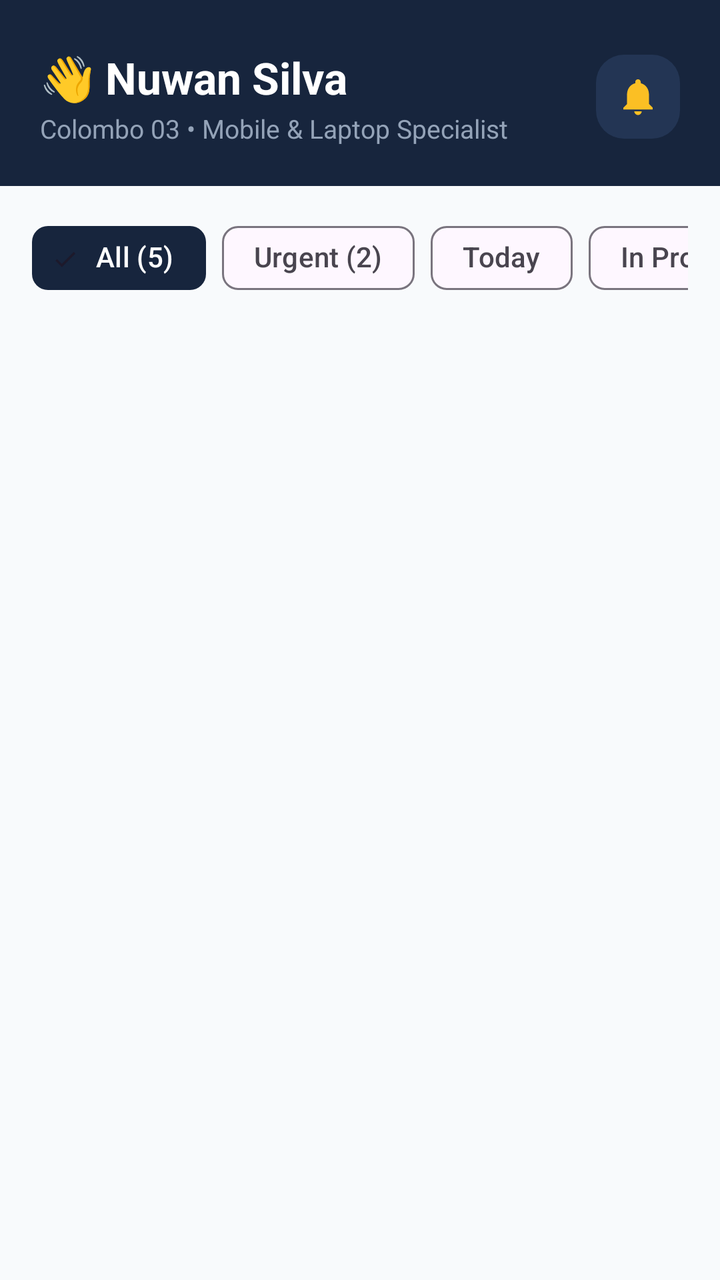
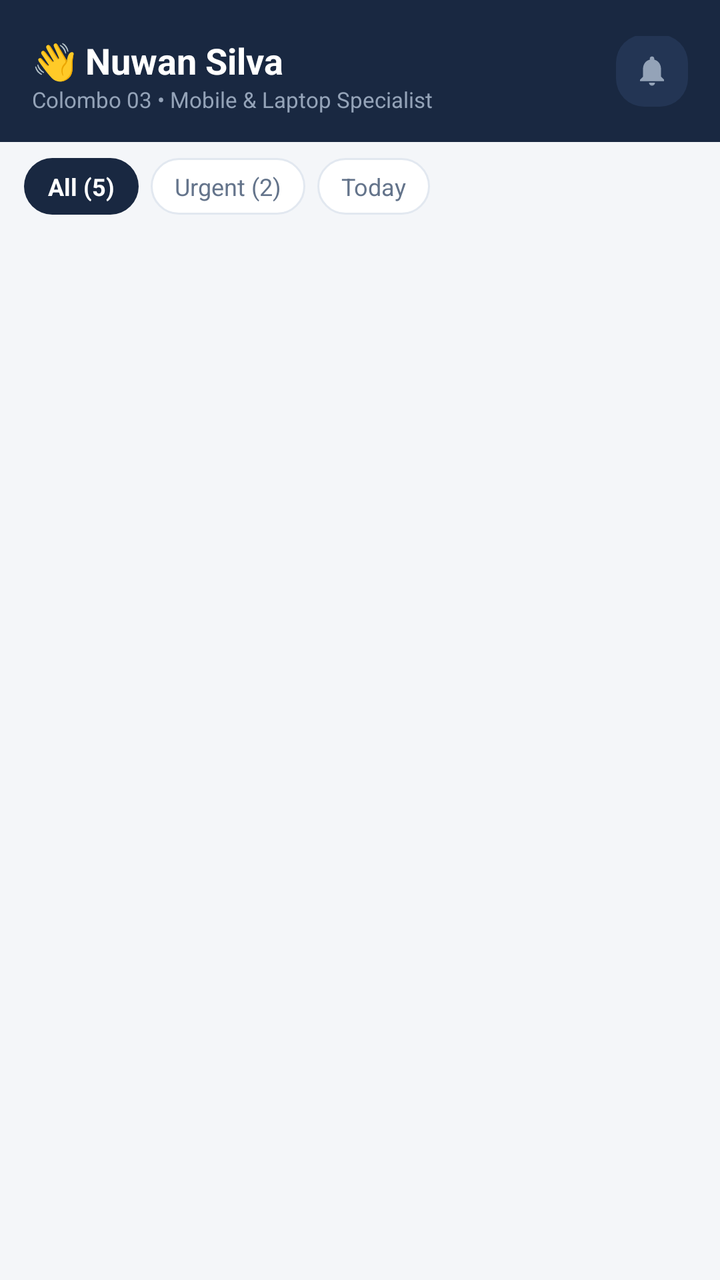

Compare the two renders of this Android layout. The source of the first and the diff that turns it into the second are given below.
<!-- AndroidManifest.xml: application theme Theme.TechFix -->
<!-- res/layout/fragment_tech_repairs.xml -->
<?xml version="1.0" encoding="utf-8"?>
<LinearLayout 
    xmlns:android="http://schemas.android.com/apk/res/android"
    xmlns:app="http://schemas.android.com/apk/res-auto"
    xmlns:tools="http://schemas.android.com/tools"
    android:layout_width="match_parent"
    android:layout_height="match_parent"
    android:orientation="vertical"
    android:background="#F8FAFC">

    
    <LinearLayout
        android:layout_width="match_parent"
        android:layout_height="wrap_content"
        android:orientation="vertical"
        android:background="#17253D"
        android:paddingHorizontal="20dp"
        android:paddingTop="24dp"
        android:paddingBottom="20dp">

        <RelativeLayout
            android:layout_width="match_parent"
            android:layout_height="wrap_content">

            <LinearLayout
                android:layout_width="wrap_content"
                android:layout_height="wrap_content"
                android:layout_alignParentStart="true"
                android:layout_toStartOf="@id/layoutBellIcon"
                android:orientation="vertical">

                <TextView
                    android:id="@+id/tvHeaderName"
                    android:layout_width="wrap_content"
                    android:layout_height="wrap_content"
                    android:text="👋 Nuwan Silva"
                    android:textSize="22sp"
                    android:textStyle="bold"
                    android:textColor="#FFFFFF" />

                <TextView
                    android:id="@+id/tvHeaderSubtitle"
                    android:layout_width="wrap_content"
                    android:layout_height="wrap_content"
                    android:layout_marginTop="2dp"
                    android:text="Colombo 03 • Mobile &amp; Laptop Specialist"
                    android:textSize="13sp"
                    android:textColor="#94A3B8" />
            </LinearLayout>

            <FrameLayout
                android:id="@+id/layoutBellIcon"
                android:layout_width="42dp"
                android:layout_height="42dp"
                android:layout_alignParentEnd="true"
                android:layout_centerVertical="true"
                android:background="@drawable/bg_white_pill"
                android:backgroundTint="#233554">

                <ImageView
                    android:layout_width="22dp"
                    android:layout_height="22dp"
                    android:layout_gravity="center"
                    android:src="@drawable/ic_bell" />
            </FrameLayout>
        </RelativeLayout>

    </LinearLayout>

    
    <HorizontalScrollView
        android:layout_width="match_parent"
        android:layout_height="wrap_content"
        android:paddingHorizontal="16dp"
        android:paddingVertical="12dp"
        android:scrollbars="none">

        <com.google.android.material.chip.ChipGroup
            android:id="@+id/chipGroupFilters"
            android:layout_width="wrap_content"
            android:layout_height="wrap_content"
            app:singleSelection="true">

            <com.google.android.material.chip.Chip
                android:id="@+id/chipAll"
                style="@style/Widget.Material3.Chip.Filter"
                android:layout_width="wrap_content"
                android:layout_height="wrap_content"
                android:checked="true"
                android:text="All (5)"
                app:chipBackgroundColor="#17253D"
                android:textColor="#FFFFFF" />

            <com.google.android.material.chip.Chip
                android:id="@+id/chipUrgent"
                style="@style/Widget.Material3.Chip.Filter"
                android:layout_width="wrap_content"
                android:layout_height="wrap_content"
                android:text="Urgent (2)" />

            <com.google.android.material.chip.Chip
                android:id="@+id/chipToday"
                style="@style/Widget.Material3.Chip.Filter"
                android:layout_width="wrap_content"
                android:layout_height="wrap_content"
                android:text="Today" />

            <com.google.android.material.chip.Chip
                android:id="@+id/chipInProgress"
                style="@style/Widget.Material3.Chip.Filter"
                android:layout_width="wrap_content"
                android:layout_height="wrap_content"
                android:text="In Progress" />
        </com.google.android.material.chip.ChipGroup>
    </HorizontalScrollView>

    <androidx.recyclerview.widget.RecyclerView
        android:id="@+id/rvAssignedRepairs"
        android:layout_width="match_parent"
        android:layout_height="0dp"
        android:layout_weight="1"
        android:clipToPadding="false"
        android:paddingBottom="16dp"
        tools:listitem="@layout/item_repair_card"
        tools:itemCount="3" />

    
    <LinearLayout
        android:id="@+id/layoutEmptyState"
        android:layout_width="match_parent"
        android:layout_height="match_parent"
        android:orientation="vertical"
        android:gravity="center"
        android:padding="32dp"
        android:visibility="gone">

        <ImageView
            android:layout_width="80dp"
            android:layout_height="80dp"
            android:src="@android:drawable/ic_menu_search"
            app:tint="#CBD5E1" />

        <TextView
            android:layout_width="wrap_content"
            android:layout_height="wrap_content"
            android:layout_marginTop="16dp"
            android:text="No Repairs Found"
            android:textSize="18sp"
            android:textStyle="bold"
            android:textColor="#475569" />
    </LinearLayout>

</LinearLayout>
<!-- res/layout/item_repair_card.xml (included above) -->
<?xml version="1.0" encoding="utf-8"?>
<com.google.android.material.card.MaterialCardView 
    xmlns:android="http://schemas.android.com/apk/res/android"
    xmlns:app="http://schemas.android.com/apk/res-auto"
    android:layout_width="match_parent"
    android:layout_height="wrap_content"
    android:layout_marginHorizontal="16dp"
    android:layout_marginVertical="8dp"
    app:cardCornerRadius="20dp"
    app:cardElevation="2dp"
    app:strokeColor="#E2E8F0"
    app:strokeWidth="1.2dp"
    app:cardBackgroundColor="#FFFFFF">

    <LinearLayout
        android:layout_width="match_parent"
        android:layout_height="wrap_content"
        android:orientation="vertical"
        android:padding="20dp">

        
        <RelativeLayout
            android:layout_width="match_parent"
            android:layout_height="wrap_content">

            <TextView
                android:id="@+id/tvDeviceAndService"
                android:layout_width="wrap_content"
                android:layout_height="wrap_content"
                android:layout_toStartOf="@id/tvStatusBadge"
                android:layout_alignParentStart="true"
                android:layout_marginEnd="8dp"
                android:text="iPhone 13 • Screen Replacement"
                android:textSize="16sp"
                android:textStyle="bold"
                android:textColor="#0F172A" />

            <TextView
                android:id="@+id/tvStatusBadge"
                android:layout_width="wrap_content"
                android:layout_height="wrap_content"
                android:layout_alignParentEnd="true"
                android:text="URGENT"
                android:textSize="11sp"
                android:textStyle="bold"
                android:textColor="#DC2626"
                android:background="@drawable/bg_pill_badge"
                android:backgroundTint="#FEE2E2"
                android:paddingHorizontal="12dp"
                android:paddingVertical="5dp" />
        </RelativeLayout>

        
        <TextView
            android:id="@+id/tvCustomerAndCode"
            android:layout_width="wrap_content"
            android:layout_height="wrap_content"
            android:layout_marginTop="6dp"
            android:text="Kasun Perera • #TF-2026-00125"
            android:textSize="13sp"
            android:textColor="#94A3B8" />

        <View
            android:layout_width="match_parent"
            android:layout_height="1dp"
            android:layout_marginTop="14dp"
            android:layout_marginBottom="12dp"
            android:background="#F1F5F9" />

        
        <LinearLayout
            android:layout_width="match_parent"
            android:layout_height="wrap_content"
            android:orientation="horizontal"
            android:gravity="center">

            <ImageView
                android:layout_width="14dp"
                android:layout_height="14dp"
                android:src="@drawable/ic_pin"
                android:layout_marginEnd="6dp" />

            <TextView
                android:id="@+id/tvDropOffAndTime"
                android:layout_width="wrap_content"
                android:layout_height="wrap_content"
                android:text="Drop-off 9:00 AM • Est. 1.5 hrs"
                android:textSize="13sp"
                android:textColor="#64748B" />
        </LinearLayout>

    </LinearLayout>

</com.google.android.material.card.MaterialCardView>
<!-- resources referenced by this layout -->
<resources>
  <!-- drawable bg_pill_badge (drawable) -->
  <?xml version="1.0" encoding="utf-8"?>
  <shape xmlns:android="http://schemas.android.com/apk/res/android"
      android:shape="rectangle">
      <solid android:color="#FEE2E2" />
      <corners android:radius="12dp" />
  </shape>
  <!-- drawable bg_white_pill (drawable) -->
  <?xml version="1.0" encoding="utf-8"?>
  <shape xmlns:android="http://schemas.android.com/apk/res/android"
      android:shape="rectangle">
      <solid android:color="#FFFFFF" />
      <corners android:radius="14dp" />
  </shape>
  <!-- drawable ic_bell (drawable) -->
  <vector xmlns:android="http://schemas.android.com/apk/res/android"
      android:width="20dp"
      android:height="20dp"
      android:viewportWidth="24"
      android:viewportHeight="24">
    <path
        android:fillColor="#FBBF24"
        android:pathData="M12,22c1.1,0 2,-0.9 2,-2h-4c0,1.1 0.89,2 2,2zM18,16v-5c0,-3.07 -1.64,-5.64 -4.5,-6.32V4c0,-0.83 -0.67,-1.5 -1.5,-1.5s-1.5,0.67 -1.5,1.5v0.68C7.63,5.36 6,7.92 6,11v5l-2,2v1h16v-1l-2,-2z"/>
  </vector>
  <!-- drawable ic_pin (drawable) -->
  <vector xmlns:android="http://schemas.android.com/apk/res/android"
      android:width="16dp"
      android:height="16dp"
      android:viewportWidth="24"
      android:viewportHeight="24">
    <path
        android:fillColor="#EF4444"
        android:pathData="M12,2C8.13,2 5,5.13 5,9c0,5.25 7,13 7,13s7,-7.75 7,-13c0,-3.87 -3.13,-7 -7,-7zM12,11.5c-1.38,0 -2.5,-1.12 -2.5,-2.5s1.12,-2.5 2.5,-2.5 2.5,1.12 2.5,2.5 -1.12,2.5 -2.5,2.5z"/>
  </vector>
  <style name="Theme.TechFix" parent="Base.Theme.TechFix" />
  <style name="Base.Theme.TechFix" parent="Theme.Material3.DayNight.NoActionBar">
          
          
      </style>
</resources>

<!-- the commit's change to res/layout/fragment_tech_repairs.xml (unified diff, before → after) -->
@@ -6,121 +6,113 @@
     android:layout_width="match_parent"
     android:layout_height="match_parent"
     android:orientation="vertical"
-    android:background="#F8FAFC">
+    android:background="@color/bg_app">
+
+    
+    <RelativeLayout
+        android:layout_width="match_parent"
+        android:layout_height="wrap_content"
+        android:background="@color/navy_header"
+        android:paddingHorizontal="16dp"
+        android:paddingTop="18dp"
+        android:paddingBottom="14dp">
+
+        <LinearLayout
+            android:layout_width="wrap_content"
+            android:layout_height="wrap_content"
+            android:layout_alignParentStart="true"
+            android:layout_toStartOf="@id/layoutBellIcon"
+            android:orientation="vertical">
+
+            <TextView
+                android:id="@+id/tvHeaderName"
+                android:layout_width="wrap_content"
+                android:layout_height="wrap_content"
+                android:text="👋 Nuwan Silva"
+                android:textSize="18sp"
+                android:textStyle="bold"
+                android:textColor="@color/white" />
+
+            <TextView
+                android:id="@+id/tvHeaderSubtitle"
+                android:layout_width="wrap_content"
+                android:layout_height="wrap_content"
+                android:text="Colombo 03 • Mobile &amp; Laptop Specialist"
+                android:textSize="11sp"
+                android:textColor="@color/navy_header_sub" />
+        </LinearLayout>
+
+        <FrameLayout
+            android:id="@+id/layoutBellIcon"
+            android:layout_width="36dp"
+            android:layout_height="36dp"
+            android:layout_alignParentEnd="true"
+            android:layout_centerVertical="true"
+            android:background="@drawable/bg_white_pill"
+            android:backgroundTint="#233554">
+
+            <ImageView
+                android:layout_width="18dp"
+                android:layout_height="18dp"
+                android:layout_gravity="center"
+                android:src="@drawable/ic_bell"
+                app:tint="@color/navy_header_sub" />
+        </FrameLayout>
+    </RelativeLayout>
 
     
     <LinearLayout
         android:layout_width="match_parent"
         android:layout_height="wrap_content"
-        android:orientation="vertical"
-        android:background="#17253D"
-        android:paddingHorizontal="20dp"
-        android:paddingTop="24dp"
-        android:paddingBottom="20dp">
-
-        <RelativeLayout
-            android:layout_width="match_parent"
-            android:layout_height="wrap_content">
-
-            <LinearLayout
-                android:layout_width="wrap_content"
-                android:layout_height="wrap_content"
-                android:layout_alignParentStart="true"
-                android:layout_toStartOf="@id/layoutBellIcon"
-                android:orientation="vertical">
-
-                <TextView
-                    android:id="@+id/tvHeaderName"
-                    android:layout_width="wrap_content"
-                    android:layout_height="wrap_content"
-                    android:text="👋 Nuwan Silva"
-                    android:textSize="22sp"
-                    android:textStyle="bold"
-                    android:textColor="#FFFFFF" />
-
-                <TextView
-                    android:id="@+id/tvHeaderSubtitle"
-                    android:layout_width="wrap_content"
-                    android:layout_height="wrap_content"
-                    android:layout_marginTop="2dp"
-                    android:text="Colombo 03 • Mobile &amp; Laptop Specialist"
-                    android:textSize="13sp"
-                    android:textColor="#94A3B8" />
-            </LinearLayout>
-
-            <FrameLayout
-                android:id="@+id/layoutBellIcon"
-                android:layout_width="42dp"
-                android:layout_height="42dp"
-                android:layout_alignParentEnd="true"
-                android:layout_centerVertical="true"
-                android:background="@drawable/bg_white_pill"
-                android:backgroundTint="#233554">
-
-                <ImageView
-                    android:layout_width="22dp"
-                    android:layout_height="22dp"
-                    android:layout_gravity="center"
-                    android:src="@drawable/ic_bell" />
-            </FrameLayout>
-        </RelativeLayout>
-
+        android:orientation="horizontal"
+        android:paddingHorizontal="12dp"
+        android:paddingTop="8dp"
+        android:paddingBottom="2dp">
+
+        <TextView
+            android:id="@+id/chipAll"
+            android:layout_width="wrap_content"
+            android:layout_height="wrap_content"
+            android:background="@drawable/bg_chip_active"
+            android:text="All (5)"
+            android:textColor="@color/white"
+            android:textSize="12sp"
+            android:textStyle="bold"
+            android:paddingHorizontal="12dp"
+            android:paddingVertical="6dp"
+            android:layout_marginEnd="6dp" />
+
+        <TextView
+            android:id="@+id/chipUrgent"
+            android:layout_width="wrap_content"
+            android:layout_height="wrap_content"
+            android:background="@drawable/bg_chip_inactive"
+            android:text="Urgent (2)"
+            android:textColor="@color/text_secondary"
+            android:textSize="12sp"
+            android:paddingHorizontal="12dp"
+            android:paddingVertical="6dp"
+            android:layout_marginEnd="6dp" />
+
+        <TextView
+            android:id="@+id/chipToday"
+            android:layout_width="wrap_content"
+            android:layout_height="wrap_content"
+            android:background="@drawable/bg_chip_inactive"
+            android:text="Today"
+            android:textColor="@color/text_secondary"
+            android:textSize="12sp"
+            android:paddingHorizontal="12dp"
+            android:paddingVertical="6dp" />
     </LinearLayout>
-
-    
-    <HorizontalScrollView
-        android:layout_width="match_parent"
-        android:layout_height="wrap_content"
-        android:paddingHorizontal="16dp"
-        android:paddingVertical="12dp"
-        android:scrollbars="none">
-
-        <com.google.android.material.chip.ChipGroup
-            android:id="@+id/chipGroupFilters"
-            android:layout_width="wrap_content"
-            android:layout_height="wrap_content"
-            app:singleSelection="true">
-
-            <com.google.android.material.chip.Chip
-                android:id="@+id/chipAll"
-                style="@style/Widget.Material3.Chip.Filter"
-                android:layout_width="wrap_content"
-                android:layout_height="wrap_content"
-                android:checked="true"
-                android:text="All (5)"
-                app:chipBackgroundColor="#17253D"
-                android:textColor="#FFFFFF" />
-
-            <com.google.android.material.chip.Chip
-                android:id="@+id/chipUrgent"
-                style="@style/Widget.Material3.Chip.Filter"
-                android:layout_width="wrap_content"
-                android:layout_height="wrap_content"
-                android:text="Urgent (2)" />
-
-            <com.google.android.material.chip.Chip
-                android:id="@+id/chipToday"
-                style="@style/Widget.Material3.Chip.Filter"
-                android:layout_width="wrap_content"
-                android:layout_height="wrap_content"
-                android:text="Today" />
-
-            <com.google.android.material.chip.Chip
-                android:id="@+id/chipInProgress"
-                style="@style/Widget.Material3.Chip.Filter"
-                android:layout_width="wrap_content"
-                android:layout_height="wrap_content"
-                android:text="In Progress" />
-        </com.google.android.material.chip.ChipGroup>
-    </HorizontalScrollView>
 
     <androidx.recyclerview.widget.RecyclerView
         android:id="@+id/rvAssignedRepairs"
         android:layout_width="match_parent"
         android:layout_height="0dp"
         android:layout_weight="1"
+        android:paddingVertical="4dp"
         android:clipToPadding="false"
-        android:paddingBottom="16dp"
         tools:listitem="@layout/item_repair_card"
         tools:itemCount="3" />
 
@@ -131,23 +123,16 @@
         android:layout_height="match_parent"
         android:orientation="vertical"
         android:gravity="center"
-        android:padding="32dp"
+        android:padding="24dp"
         android:visibility="gone">
 
-        <ImageView
-            android:layout_width="80dp"
-            android:layout_height="80dp"
-            android:src="@android:drawable/ic_menu_search"
-            app:tint="#CBD5E1" />
-
-        <TextView
-            android:layout_width="wrap_content"
-            android:layout_height="wrap_content"
-            android:layout_marginTop="16dp"
+        <TextView
+            android:layout_width="wrap_content"
+            android:layout_height="wrap_content"
             android:text="No Repairs Found"
-            android:textSize="18sp"
+            android:textSize="16sp"
             android:textStyle="bold"
-            android:textColor="#475569" />
+            android:textColor="@color/text_secondary" />
     </LinearLayout>
 
 </LinearLayout>
@@ -158,21 +143,20 @@
     xmlns:app="http://schemas.android.com/apk/res-auto"
     android:layout_width="match_parent"
     android:layout_height="wrap_content"
-    android:layout_marginHorizontal="16dp"
-    android:layout_marginVertical="8dp"
-    app:cardCornerRadius="20dp"
-    app:cardElevation="2dp"
-    app:strokeColor="#E2E8F0"
-    app:strokeWidth="1.2dp"
-    app:cardBackgroundColor="#FFFFFF">
+    android:layout_marginHorizontal="12dp"
+    android:layout_marginVertical="4dp"
+    app:cardCornerRadius="12dp"
+    app:cardElevation="1dp"
+    app:strokeColor="@color/divider_color"
+    app:strokeWidth="1dp"
+    app:cardBackgroundColor="@color/card_bg">
 
     <LinearLayout
         android:layout_width="match_parent"
         android:layout_height="wrap_content"
         android:orientation="vertical"
-        android:padding="20dp">
-
-        
+        android:padding="12dp">
+
         <RelativeLayout
             android:layout_width="match_parent"
             android:layout_height="wrap_content">
@@ -183,11 +167,11 @@
                 android:layout_height="wrap_content"
                 android:layout_toStartOf="@id/tvStatusBadge"
                 android:layout_alignParentStart="true"
-                android:layout_marginEnd="8dp"
-                android:text="iPhone 13 • Screen Replacement"
-                android:textSize="16sp"
+                android:layout_marginEnd="4dp"
+                android:text="iPhone 13 · Screen Replacement"
+                android:textSize="14sp"
                 android:textStyle="bold"
-                android:textColor="#0F172A" />
+                android:textColor="@color/navy_header" />
 
             <TextView
                 android:id="@+id/tvStatusBadge"
@@ -195,33 +179,30 @@
                 android:layout_height="wrap_content"
                 android:layout_alignParentEnd="true"
                 android:text="URGENT"
-                android:textSize="11sp"
+                android:textSize="10sp"
                 android:textStyle="bold"
-                android:textColor="#DC2626"
-                android:background="@drawable/bg_pill_badge"
-                android:backgroundTint="#FEE2E2"
-                android:paddingHorizontal="12dp"
-                android:paddingVertical="5dp" />
+                android:textColor="@color/badge_red_text"
+                android:background="@drawable/bg_badge_red"
+                android:paddingHorizontal="8dp"
+                android:paddingVertical="3dp" />
         </RelativeLayout>
 
-        
         <TextView
             android:id="@+id/tvCustomerAndCode"
             android:layout_width="wrap_content"
             android:layout_height="wrap_content"
-            android:layout_marginTop="6dp"
-            android:text="Kasun Perera • #TF-2026-00125"
-            android:textSize="13sp"
-            android:textColor="#94A3B8" />
+            android:layout_marginTop="2dp"
+            android:text="Kasun Perera · #TF-2026-00125"
+            android:textSize="12sp"
+            android:textColor="@color/text_muted" />
 
         <View
             android:layout_width="match_parent"
             android:layout_height="1dp"
-            android:layout_marginTop="14dp"
-            android:layout_marginBottom="12dp"
-            android:background="#F1F5F9" />
-
-        
+            android:layout_marginTop="8dp"
+            android:layout_marginBottom="6dp"
+            android:background="@color/divider_color" />
+
         <LinearLayout
             android:layout_width="match_parent"
             android:layout_height="wrap_content"
@@ -229,18 +210,19 @@
             android:gravity="center">
 
             <ImageView
-                android:layout_width="14dp"
-                android:layout_height="14dp"
+                android:layout_width="12dp"
+                android:layout_height="12dp"
                 android:src="@drawable/ic_pin"
-                android:layout_marginEnd="6dp" />
+                android:layout_marginEnd="4dp"
+                app:tint="@color/badge_red_text" />
 
             <TextView
                 android:id="@+id/tvDropOffAndTime"
                 android:layout_width="wrap_content"
                 android:layout_height="wrap_content"
-                android:text="Drop-off 9:00 AM • Est. 1.5 hrs"
-                android:textSize="13sp"
-                android:textColor="#64748B" />
+                android:text="Drop-off 9:00 AM · Est. 1.5 hrs"
+                android:textSize="12sp"
+                android:textColor="@color/text_secondary" />
         </LinearLayout>
 
     </LinearLayout>
<!-- resource entries referenced after the edit -->
@@ -1,11 +1,35 @@
 <!-- resources referenced by this layout -->
 <resources>
-  <!-- drawable bg_pill_badge (drawable) -->
+  <color name="badge_red_text">#DC2626</color>
+  <color name="bg_app">#F4F6F9</color>
+  <color name="card_bg">#FFFFFF</color>
+  <color name="divider_color">#E2E8F0</color>
+  <color name="navy_header">#192841</color>
+  <color name="navy_header_sub">#94A3B8</color>
+  <color name="text_muted">#94A3B8</color>
+  <color name="text_secondary">#64748B</color>
+  <color name="white">#FFFFFFFF</color>
+  <!-- drawable bg_badge_red (drawable) -->
   <?xml version="1.0" encoding="utf-8"?>
   <shape xmlns:android="http://schemas.android.com/apk/res/android"
       android:shape="rectangle">
-      <solid android:color="#FEE2E2" />
-      <corners android:radius="12dp" />
+      <solid android:color="@color/badge_red_bg" />
+      <corners android:radius="16dp" />
+  </shape>
+  <!-- drawable bg_chip_active (drawable) -->
+  <?xml version="1.0" encoding="utf-8"?>
+  <shape xmlns:android="http://schemas.android.com/apk/res/android"
+      android:shape="rectangle">
+      <solid android:color="@color/navy_header" />
+      <corners android:radius="20dp" />
+  </shape>
+  <!-- drawable bg_chip_inactive (drawable) -->
+  <?xml version="1.0" encoding="utf-8"?>
+  <shape xmlns:android="http://schemas.android.com/apk/res/android"
+      android:shape="rectangle">
+      <solid android:color="@color/card_bg" />
+      <corners android:radius="20dp" />
+      <stroke android:width="1dp" android:color="@color/divider_color" />
   </shape>
   <!-- drawable bg_white_pill (drawable) -->
   <?xml version="1.0" encoding="utf-8"?>
@@ -35,9 +59,16 @@
         android:pathData="M12,2C8.13,2 5,5.13 5,9c0,5.25 7,13 7,13s7,-7.75 7,-13c0,-3.87 -3.13,-7 -7,-7zM12,11.5c-1.38,0 -2.5,-1.12 -2.5,-2.5s1.12,-2.5 2.5,-2.5 2.5,1.12 2.5,2.5 -1.12,2.5 -2.5,2.5z"/>
   </vector>
   <style name="Theme.TechFix" parent="Base.Theme.TechFix" />
+  <color name="badge_red_bg">#FEE2E2</color>
   <style name="Base.Theme.TechFix" parent="Theme.Material3.DayNight.NoActionBar">
           
-          
+          <item name="colorPrimary">@color/accent_amber</item>
+          <item name="colorOnPrimary">@color/white</item>
+          <item name="colorPrimaryContainer">@color/navy_header</item>
+          <item name="colorOnPrimaryContainer">@color/white</item>
+          <item name="android:windowBackground">@color/bg_app</item>
+          <item name="android:statusBarColor">@color/navy_header</item>
       </style>
+  <color name="accent_amber">#F59E0B</color>
 </resources>
 
